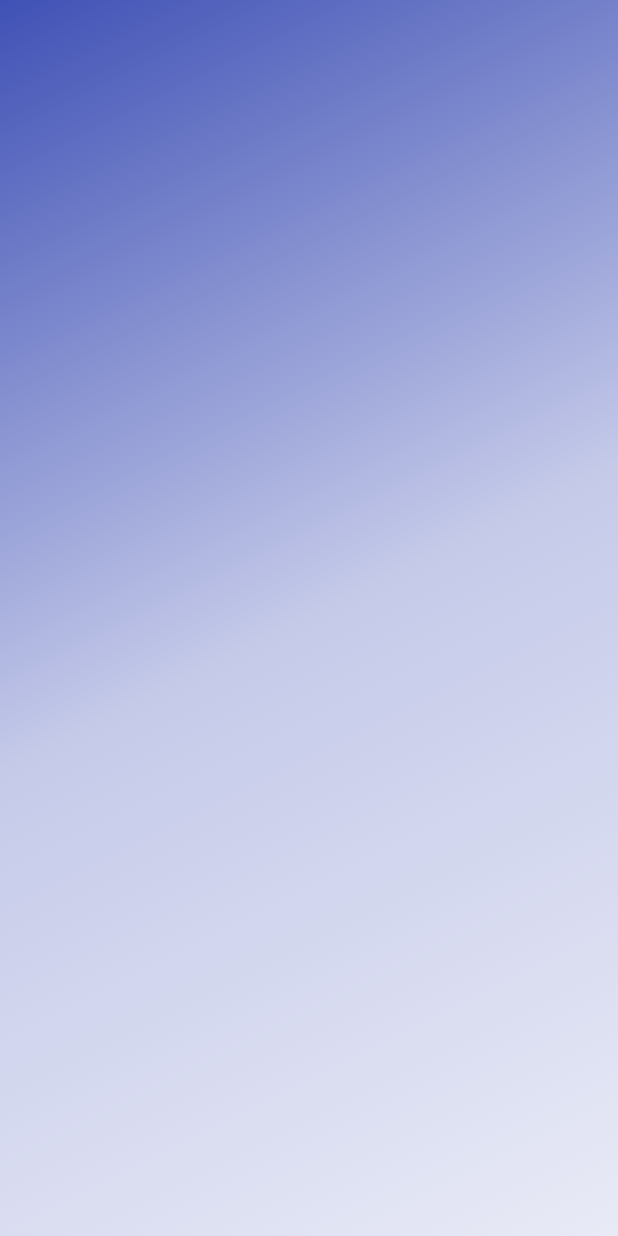
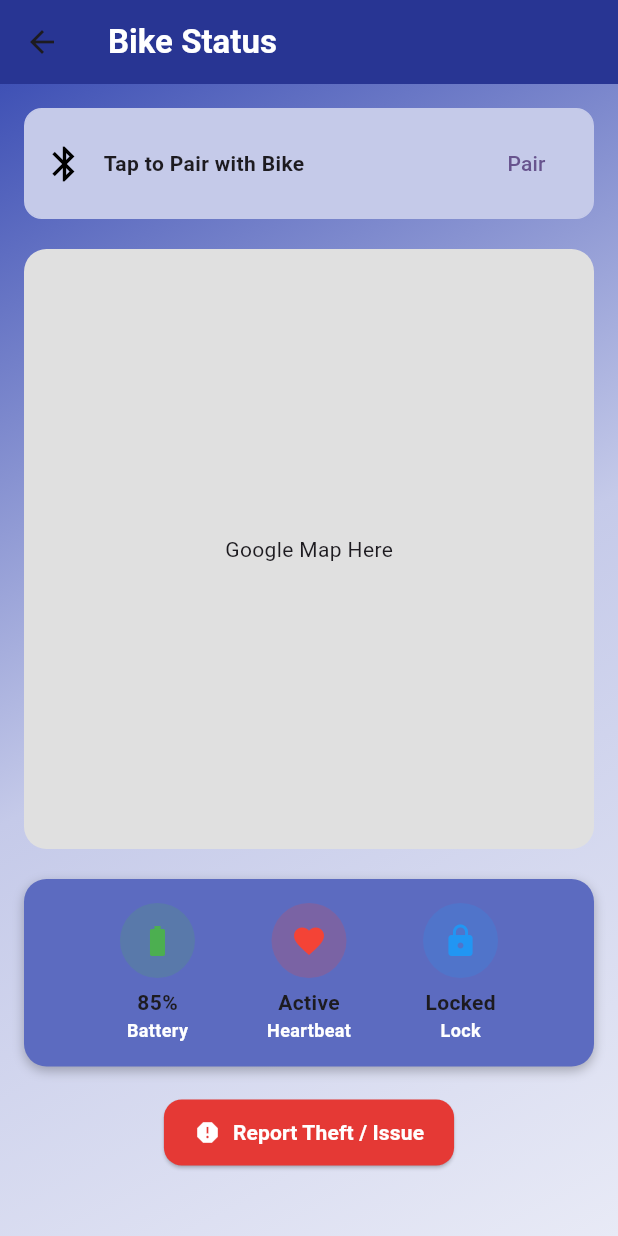
Before and after one commit to CO3302Group3/User_and_Agent_App_Flutter, a Flutter app: the Bikestatus screen opened directly, on a phone screen of 412 x 824 dp. Run offline on Flutter 3.47's test engine with Material 3 defaults, Android fonts, the phone set to English and light mode, and no system bars; our stand-ins replace animated_text_kit, curved_navigation_bar, google_maps_flutter, lottie.

```diff
--- a/lib/users/bikestatus.dart
+++ b/lib/users/bikestatus.dart
@@ -1,18 +1,22 @@
 import 'package:flutter/material.dart';
 
 class Bikestatus extends StatefulWidget {
-  const Bikestatus({super.key});
-
   @override
   State<Bikestatus> createState() => _BikestatusState();
 }
 
 class _BikestatusState extends State<Bikestatus> {
+  bool isBluetoothConnected = false;
+
   @override
   Widget build(BuildContext context) {
     return Scaffold(
+      appBar: AppBar(
+        title: Text("Bike Status", style: TextStyle(color: Colors.white, fontWeight: FontWeight.bold),),
+        backgroundColor:  Colors.indigo.shade800
+      ),
       body: Container(
-        decoration: BoxDecoration(
+        decoration: const BoxDecoration(
           gradient: LinearGradient(
             colors: [
               Color(0xFF3F51B5),
@@ -23,12 +27,122 @@ class _BikestatusState extends State<Bikestatus> {
             end: Alignment.bottomRight,
           ),
         ),
-
-        child: Container(
-
+        padding: EdgeInsets.all(16),
+        child: Column(
+          children: [
+            // 🔹 Bluetooth - small card
+            Container(
+              padding: EdgeInsets.all(12),
+              decoration: BoxDecoration(
+                color: Color(0xFFC5CAE9),
+                borderRadius: BorderRadius.circular(12),
+                border: Border.all(color: Colors.indigo.shade100),
+              ),
+              child: Row(
+                children: [
+                  Icon(Icons.bluetooth, color: Colors.black, size: 28),
+                  SizedBox(width: 12),
+                  Expanded(
+                    child: Text(
+                      isBluetoothConnected
+                          ? "Bluetooth Connected"
+                          : "Tap to Pair with Bike",
+                      style: TextStyle(fontWeight: FontWeight.w600),
+                    ),
+                  ),
+                  TextButton(
+                    onPressed: () {
+                      setState(() {
+                        isBluetoothConnected = true;
+                      });
+                    },
+                    child: Text("Pair"),
+                  ),
+                ],
+              ),
             ),
 
+            SizedBox(height: 20),
+
+            // 🗺️ Google Map View
+            ClipRRect(
+              borderRadius: BorderRadius.circular(15),
+              child: Container(
+                width: double.infinity,
+                height: 400,
+                color: Colors.grey.shade300,
+                child: Center(child: Text("Google Map Here")),
+              ),
+            ),
+
+
+
+            SizedBox(height: 20),
+
+            // 🔋 🩺 🔒 Status Row in a Container
+            Container(
+              padding: EdgeInsets.all(16),
+              decoration: BoxDecoration(
+
+                color: Colors.indigo.shade400,
+                borderRadius: BorderRadius.circular(15),
+                boxShadow: [
+
+                  BoxShadow(
+                    color: Colors.black26,
+                    blurRadius: 6,
+                    offset: Offset(0, 3),
+                  ),
+                ],
+              ),
+
+              child: Row(
+                mainAxisAlignment: MainAxisAlignment.spaceEvenly,
+                children: [
+                  statusCard("Battery", "85%", Icons.battery_full, Colors.green),
+                  statusCard("Heartbeat", "Active", Icons.favorite, Colors.red),
+                  statusCard("Lock", "Locked", Icons.lock, Colors.blue),
+                ],
+              ),
+            ),
+            SizedBox(height: 20),
+
+            // 🚨 Report Theft Button in center
+            Align(
+              alignment: Alignment.center,
+              child: ElevatedButton.icon(
+                onPressed: () {
+                  // Handle report
+                },
+                icon: Icon(Icons.report, color: Colors.white),
+                label: Text("Report Theft / Issue", style: TextStyle(color: Colors.white, fontWeight: FontWeight.bold),),
+                style: ElevatedButton.styleFrom(
+                  backgroundColor: Colors.red.shade600,
+                  padding: EdgeInsets.symmetric(horizontal: 20, vertical: 12),
+                  shape: RoundedRectangleBorder(
+                      borderRadius: BorderRadius.circular(12)),
+                ),
+              ),
+            ),
+
+          ],
+        ),
       ),
     );
   }
+
+  Widget statusCard(String title, String value, IconData icon, Color color) {
+    return Column(
+      children: [
+        CircleAvatar(
+          radius: 25,
+          backgroundColor: color.withOpacity(0.2),
+          child: Icon(icon, color: color),
+        ),
+        SizedBox(height: 6),
+        Text(value, style: TextStyle(fontWeight: FontWeight.bold)),
+        Text(title, style: TextStyle(fontSize: 12, color: Colors.white, fontWeight: FontWeight.bold)),
+      ],
+    );
   }
+}
--- a/lib/users/parkingslotscreen.dart
+++ b/lib/users/parkingslotscreen.dart
@@ -9,9 +9,7 @@ class ParkingSlotScreen extends StatefulWidget {
 }
 
 class _ParkingSlotScreenState extends State<ParkingSlotScreen> {
-  late GoogleMapController mapController;
-
-  final LatLng _center = const LatLng(6.9271, 79.8612); // Example: Colombo
+   // Example: Colombo
 
   @override
   Widget build(BuildContext context) {
--- a/pubspec.yaml
+++ b/pubspec.yaml
@@ -39,6 +39,7 @@ dependencies:
   # Use with the CupertinoIcons class for iOS style icons.
   cupertino_icons: ^1.0.8
   lottie: ^2.7.0
+  animated_text_kit: ^4.2.2
 
 dev_dependencies:
   flutter_test:
@@ -70,7 +71,9 @@ flutter:
   #   - images/a_dot_ham.jpeg
   assets:
     - assets/animations/animation1.json
-
+    - assets/images/Designer.jpeg
+    - assets/images/spinlock.jpg
+    - assets/images/google.png
   # An image asset can refer to one or more resolution-specific "variants", see
   # https://flutter.dev/to/resolution-aware-images
 
```
Also changed, not shown: lib/main.dart (+5 -2 lines), lib/users/Loginscreen.dart (added, +197 -0 lines), lib/users/Signupscreen.dart (added, +192 -0 lines), lib/users/bottomnavigationbar.dart (+9 -3 lines), lib/users/welcomescreen.dart (added, +98 -0 lines), assets/images/Designer.jpeg (added), assets/images/google.png (added), assets/images/spinlock.jpg (added), pubspec.lock. Lines whose indentation alone changed are shown as unchanged.
